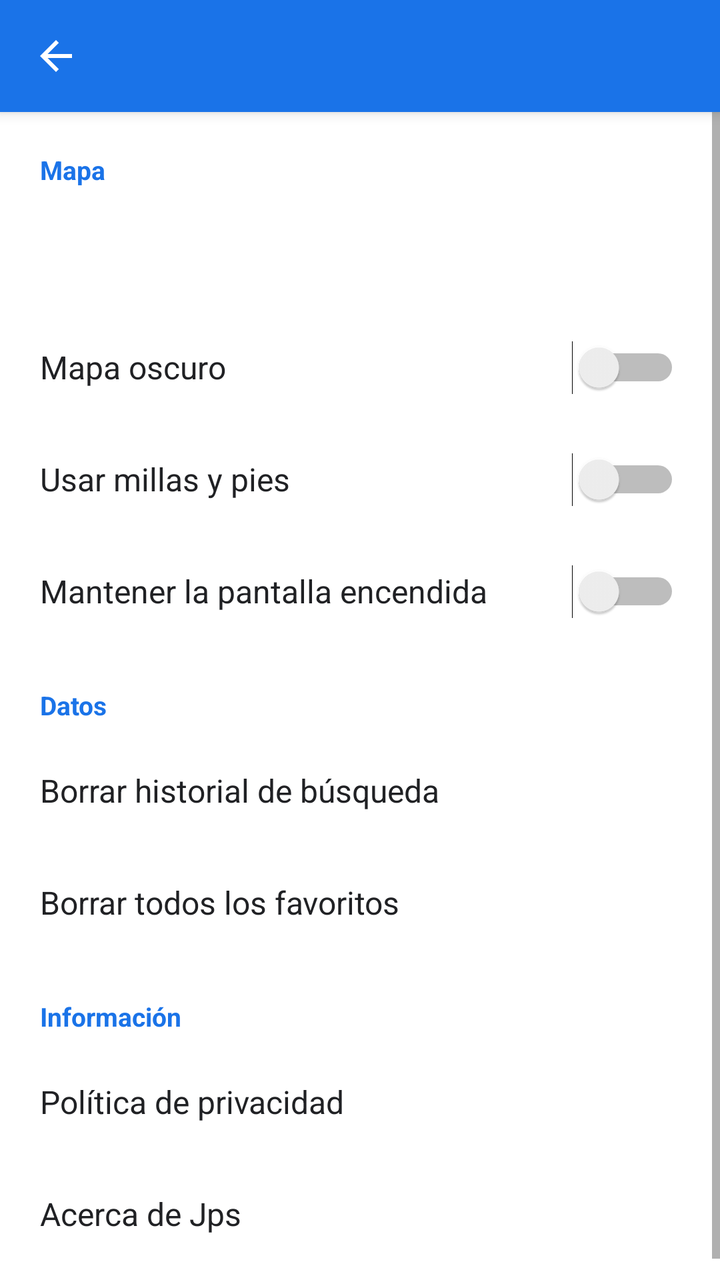
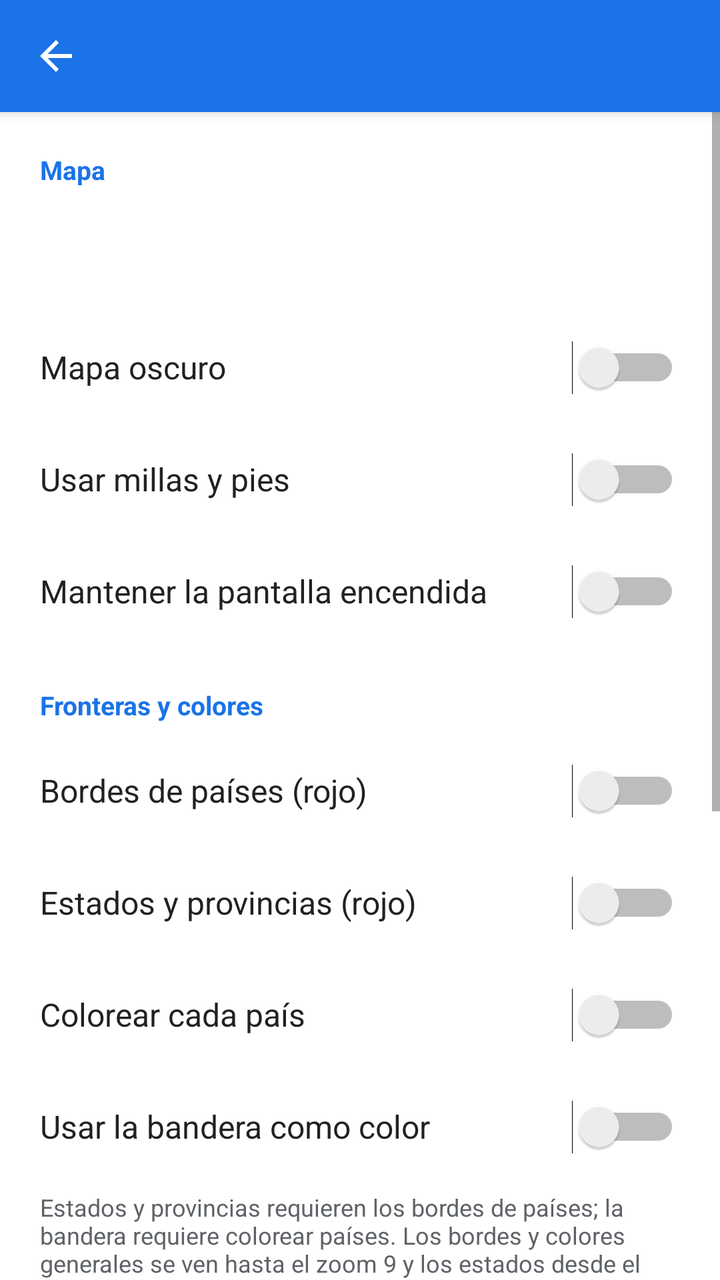

An Android layout rendered at two revisions. The XML below is the earlier revision; the diff shows what the commit changed to produce the second picture.
<!-- AndroidManifest.xml: application theme Theme.Jps -->
<!-- res/layout/activity_settings.xml -->
<?xml version="1.0" encoding="utf-8"?>
<LinearLayout xmlns:android="http://schemas.android.com/apk/res/android"
    android:layout_width="match_parent"
    android:layout_height="match_parent"
    android:orientation="vertical">

    <include layout="@layout/view_header" />

    <ScrollView
        android:layout_width="match_parent"
        android:layout_height="0dp"
        android:layout_weight="1">

        <LinearLayout
            android:layout_width="match_parent"
            android:layout_height="wrap_content"
            android:orientation="vertical"
            android:paddingBottom="16dp">

            <TextView
                style="@style/SectionTitle"
                android:text="@string/settings_map" />

            <TextView
                android:id="@+id/row_map_source"
                style="@style/SettingRow"
                android:paddingTop="10dp"
                android:paddingBottom="10dp" />

            <Switch
                android:id="@+id/sw_dark"
                style="@style/SettingRow"
                android:text="@string/setting_dark" />

            <Switch
                android:id="@+id/sw_imperial"
                style="@style/SettingRow"
                android:text="@string/setting_imperial" />

            <Switch
                android:id="@+id/sw_keep_on"
                style="@style/SettingRow"
                android:text="@string/setting_keep_on" />

            <TextView
                style="@style/SectionTitle"
                android:text="@string/settings_data" />

            <TextView
                android:id="@+id/row_clear_history"
                style="@style/SettingRow"
                android:text="@string/clear_history" />

            <TextView
                android:id="@+id/row_clear_favorites"
                style="@style/SettingRow"
                android:text="@string/clear_favorites" />

            <TextView
                style="@style/SectionTitle"
                android:text="@string/settings_info" />

            <TextView
                android:id="@+id/row_privacy"
                style="@style/SettingRow"
                android:text="@string/privacy_title" />

            <TextView
                android:id="@+id/row_about"
                style="@style/SettingRow"
                android:text="@string/about_title" />
        </LinearLayout>
    </ScrollView>
</LinearLayout>
<!-- res/layout/view_header.xml (included above) -->
<?xml version="1.0" encoding="utf-8"?>
<LinearLayout xmlns:android="http://schemas.android.com/apk/res/android"
    android:layout_width="match_parent"
    android:layout_height="56dp"
    android:background="@color/primary"
    android:elevation="4dp"
    android:gravity="center_vertical"
    android:orientation="horizontal">

    <ImageButton
        android:id="@+id/btn_back"
        android:layout_width="56dp"
        android:layout_height="56dp"
        android:background="?android:attr/selectableItemBackgroundBorderless"
        android:contentDescription="@string/back"
        android:src="@drawable/ic_arrow_back" />

    <TextView
        android:id="@+id/header_title"
        android:layout_width="wrap_content"
        android:layout_height="wrap_content"
        android:textColor="#FFFFFF"
        android:textSize="20sp"
        android:textStyle="bold" />
</LinearLayout>
<!-- resources referenced by this layout -->
<resources>
  <color name="primary">#1A73E8</color>
  <!-- drawable ic_arrow_back (drawable) -->
  <?xml version="1.0" encoding="utf-8"?>
  <vector xmlns:android="http://schemas.android.com/apk/res/android"
      android:width="24dp"
      android:height="24dp"
      android:viewportWidth="24"
      android:viewportHeight="24">
      <path
          android:fillColor="#FFFFFF"
          android:pathData="M20,11H7.83l5.59,-5.59L12,4l-8,8 8,8 1.41,-1.41L7.83,13H20v-2z" />
  </vector>
  <string name="about_title">Acerca de Jps</string>
  <string name="back">Atrás</string>
  <string name="clear_favorites">Borrar todos los favoritos</string>
  <string name="clear_history">Borrar historial de búsqueda</string>
  <string name="privacy_title">Política de privacidad</string>
  <string name="setting_dark">Mapa oscuro</string>
  <string name="setting_imperial">Usar millas y pies</string>
  <string name="setting_keep_on">Mantener la pantalla encendida</string>
  <string name="settings_data">Datos</string>
  <string name="settings_info">Información</string>
  <string name="settings_map">Mapa</string>
  <style name="SectionTitle">
          <item name="android:layout_width">match_parent</item>
          <item name="android:layout_height">wrap_content</item>
          <item name="android:paddingStart">20dp</item>
          <item name="android:paddingEnd">20dp</item>
          <item name="android:paddingTop">20dp</item>
          <item name="android:paddingBottom">6dp</item>
          <item name="android:textColor">@color/primary</item>
          <item name="android:textSize">13sp</item>
          <item name="android:textStyle">bold</item>
      </style>
  <style name="Theme.Jps" parent="@android:style/Theme.Material.Light.NoActionBar">
          <item name="android:colorPrimary">@color/primary</item>
          <item name="android:colorPrimaryDark">@color/primary_dark</item>
          <item name="android:colorAccent">@color/primary</item>
          <item name="android:statusBarColor">@color/primary_dark</item>
          <item name="android:windowBackground">@color/surface</item>
          <item name="android:textColorLink">@color/primary</item>
      </style>
  <color name="text_primary">#202124</color>
  <color name="primary_dark">#1557B0</color>
  <color name="surface">#FFFFFF</color>
  <!-- unchanged entries left out for length: 1 -->
</resources>

<!-- the commit's change to res/layout/activity_settings.xml (unified diff, before → after) -->
@@ -41,6 +41,34 @@
                 android:id="@+id/sw_keep_on"
                 style="@style/SettingRow"
                 android:text="@string/setting_keep_on" />
+
+            <TextView
+                style="@style/SectionTitle"
+                android:text="@string/regions_section" />
+
+            <Switch
+                android:id="@+id/sw_borders"
+                style="@style/SettingRow"
+                android:text="@string/sw_borders" />
+
+            <Switch
+                android:id="@+id/sw_states"
+                style="@style/SettingRow"
+                android:text="@string/sw_states" />
+
+            <Switch
+                android:id="@+id/sw_colors"
+                style="@style/SettingRow"
+                android:text="@string/sw_colors" />
+
+            <Switch
+                android:id="@+id/sw_flags"
+                style="@style/SettingRow"
+                android:text="@string/sw_flags" />
+
+            <TextView
+                style="@style/HintText"
+                android:text="@string/regions_hint" />
 
             <TextView
                 style="@style/SectionTitle"
<!-- resource entries referenced after the edit -->
@@ -17,12 +17,28 @@
   <string name="clear_favorites">Borrar todos los favoritos</string>
   <string name="clear_history">Borrar historial de búsqueda</string>
   <string name="privacy_title">Política de privacidad</string>
+  <string name="regions_hint">Estados y provincias requieren los bordes de países; la bandera requiere colorear países. Los bordes y colores generales se ven hasta el zoom 9 y los estados desde el zoom 4. Al buscar un país, estado o ciudad se mantienen todas las líneas y solo se pinta esa zona: con su bandera si es un país, o con un color si es un estado o una ciudad. También funciona en el globo 3D.</string>
+  <string name="regions_section">Fronteras y colores</string>
   <string name="setting_dark">Mapa oscuro</string>
   <string name="setting_imperial">Usar millas y pies</string>
   <string name="setting_keep_on">Mantener la pantalla encendida</string>
   <string name="settings_data">Datos</string>
   <string name="settings_info">Información</string>
   <string name="settings_map">Mapa</string>
+  <string name="sw_borders">Bordes de países (rojo)</string>
+  <string name="sw_colors">Colorear cada país</string>
+  <string name="sw_flags">Usar la bandera como color</string>
+  <string name="sw_states">Estados y provincias (rojo)</string>
+  <style name="HintText">
+          <item name="android:layout_width">match_parent</item>
+          <item name="android:layout_height">wrap_content</item>
+          <item name="android:paddingStart">20dp</item>
+          <item name="android:paddingEnd">20dp</item>
+          <item name="android:paddingTop">4dp</item>
+          <item name="android:paddingBottom">8dp</item>
+          <item name="android:textColor">@color/text_secondary</item>
+          <item name="android:textSize">12sp</item>
+      </style>
   <style name="SectionTitle">
           <item name="android:layout_width">match_parent</item>
           <item name="android:layout_height">wrap_content</item>
@@ -42,6 +58,7 @@
           <item name="android:windowBackground">@color/surface</item>
           <item name="android:textColorLink">@color/primary</item>
       </style>
+  <color name="text_secondary">#5F6368</color>
   <color name="text_primary">#202124</color>
   <color name="primary_dark">#1557B0</color>
   <color name="surface">#FFFFFF</color>
